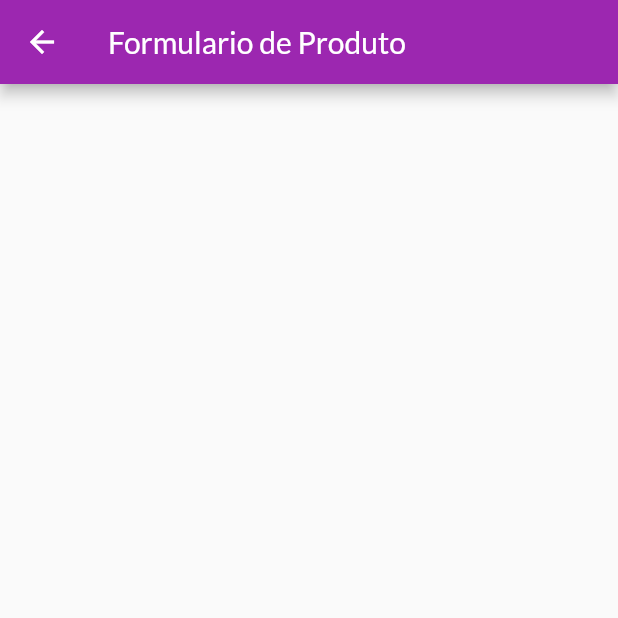
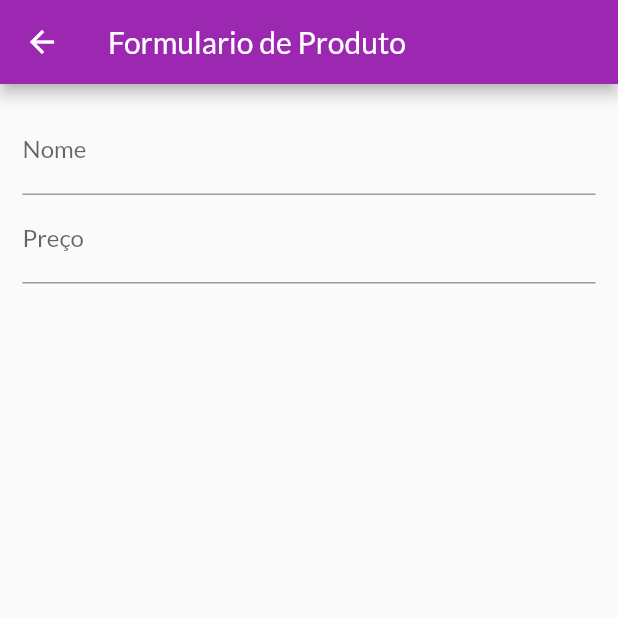
Before and after one commit to marcelooo616/study_projects, a Flutter app: the ProductFormPage screen opened by its route, on a phone screen of 412 x 824 dp, the top half of it. Run offline on Flutter 3.47's test engine with Material 2 defaults, Android fonts, the phone set to English and light mode, and no system bars; network calls fail.

Commit message:
feat - Controlando  foco

```diff
--- a/shop/lib/src/view/pages/product_form_page.dart
+++ b/shop/lib/src/view/pages/product_form_page.dart
@@ -8,12 +8,35 @@ class ProductFormPage extends StatefulWidget {
 }
 
 class _ProductFormPageState extends State<ProductFormPage> {
+  final _priceFocus = FocusNode();
   @override
   Widget build(BuildContext context) {
+
     return Scaffold(
       appBar: AppBar(
         title: Text('Formulario de Produto'),
       ),
+      body: Padding(
+        padding: const EdgeInsets.all(15.0),
+        child: Form(
+          child: ListView(
+            children: [
+              TextFormField(
+                decoration: InputDecoration(labelText: 'Nome'),
+                textInputAction: TextInputAction.next ,
+                onFieldSubmitted: (_) {
+                  FocusScope.of(context).requestFocus(_priceFocus);
+                },
+              ),TextFormField(
+                decoration: InputDecoration(labelText: 'Preço'),
+                textInputAction: TextInputAction.next,
+                focusNode: _priceFocus,
+                keyboardType: TextInputType.numberWithOptions(decimal: true),
+              ),
+            ],
+          ),
+        ),
+      ),
     );
   }
 }
```
